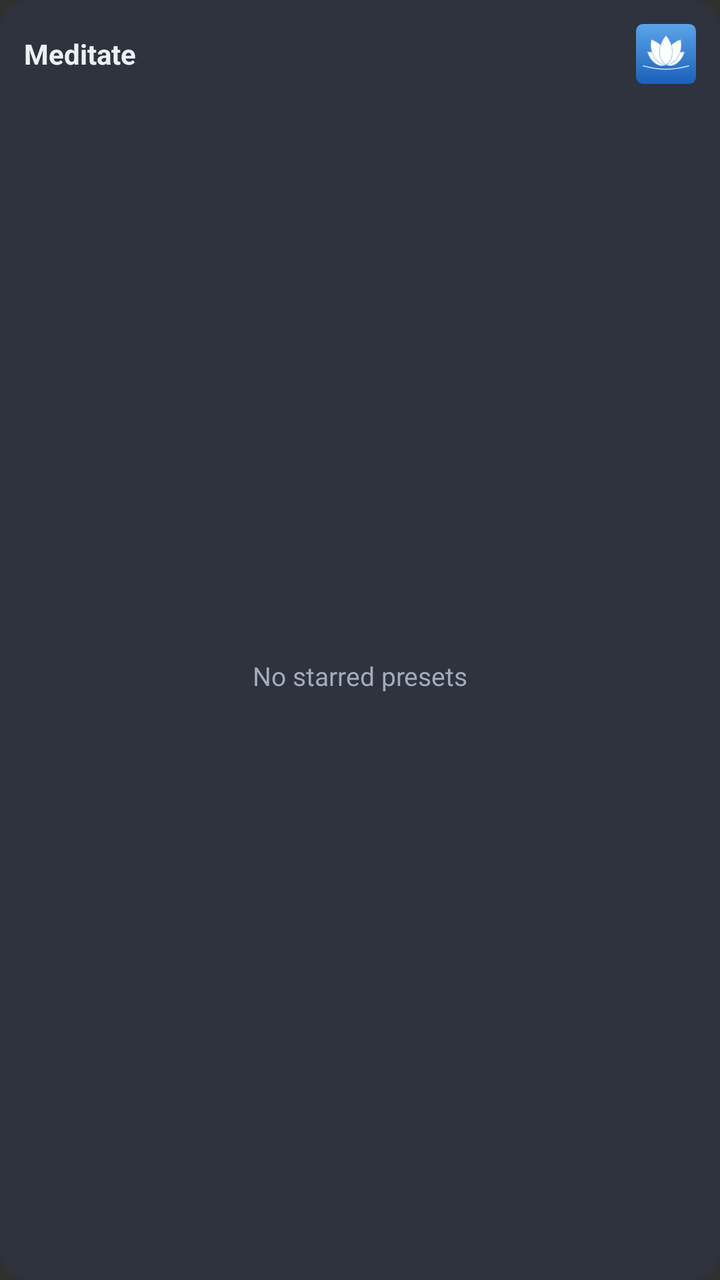
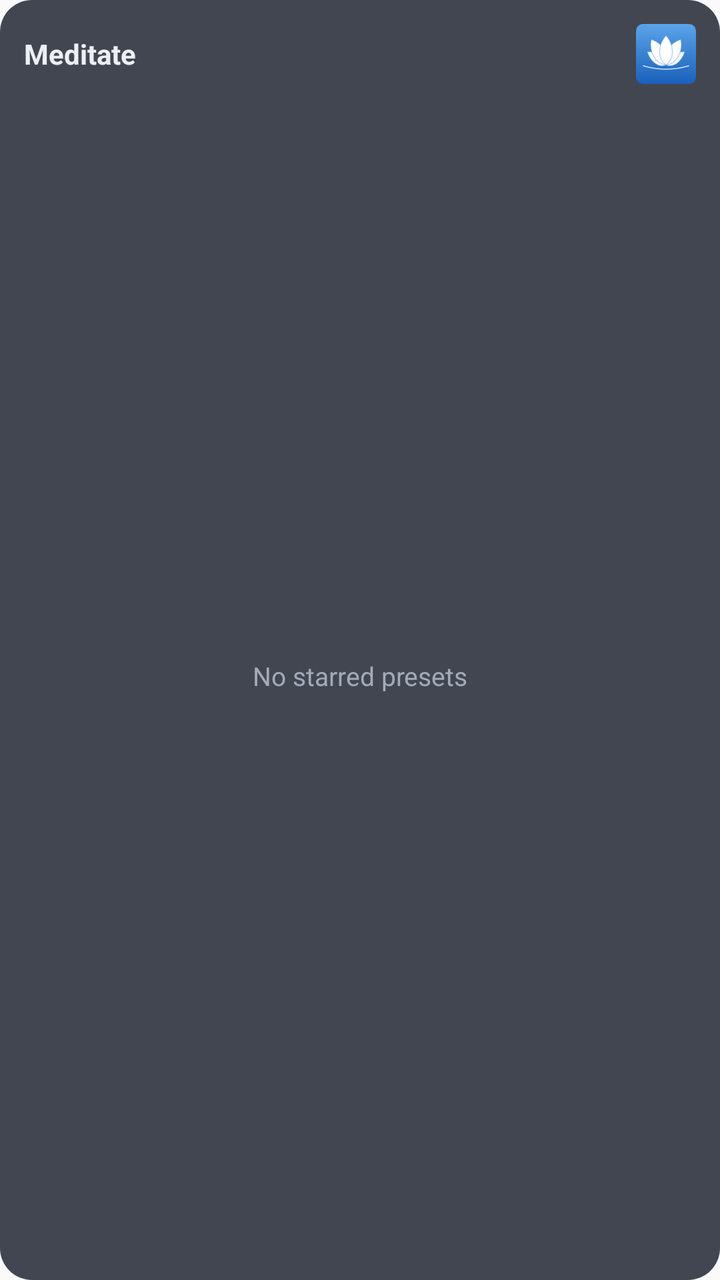

Two renders of the same Android screen: before a commit and after it. Below are the layout's source before the change and the commit's diff.
<!-- AndroidManifest.xml: application theme Theme.Meditate -->
<!-- res/layout/widget_root.xml -->
<?xml version="1.0" encoding="utf-8"?>
<LinearLayout xmlns:android="http://schemas.android.com/apk/res/android"
    android:layout_width="match_parent"
    android:layout_height="match_parent"
    android:orientation="vertical"
    android:background="@drawable/widget_bg"
    android:padding="12dp">

    
    <LinearLayout
        android:layout_width="match_parent"
        android:layout_height="wrap_content"
        android:orientation="horizontal"
        android:gravity="center_vertical"
        android:paddingBottom="6dp">

        <TextView
            android:id="@+id/widget_title"
            android:layout_width="0dp"
            android:layout_height="wrap_content"
            android:layout_weight="1"
            android:text="Meditate"
            android:textColor="@color/widget_fg"
            android:textSize="14sp"
            android:textStyle="bold" />

        <ImageView
            android:id="@+id/widget_lotus"
            android:layout_width="30dp"
            android:layout_height="30dp"
            android:src="@drawable/widget_app_icon"
            android:contentDescription="@null" />

    </LinearLayout>

    <TextView
        android:id="@+id/widget_empty"
        android:layout_width="match_parent"
        android:layout_height="match_parent"
        android:gravity="center"
        android:text="No starred presets"
        android:textColor="@color/widget_fg_muted"
        android:textSize="13sp" />

    
    <ListView
        android:id="@+id/widget_list"
        android:layout_width="match_parent"
        android:layout_height="match_parent"
        android:divider="@android:color/transparent"
        android:dividerHeight="8dp" />

</LinearLayout>
<!-- resources referenced by this layout -->
<resources>
  <color name="widget_fg">#ECEFF4</color>
  <color name="widget_fg_muted">#A3ABB8</color>
  <!-- drawable widget_app_icon (drawable) -->
  <?xml version="1.0" encoding="utf-8"?>
  <layer-list xmlns:android="http://schemas.android.com/apk/res/android">
      <item>
          <shape android:shape="rectangle">
              <gradient
                  android:startColor="#5BA4E8"
                  android:endColor="#1A60BB"
                  android:angle="270" />
              <corners android:radius="9dp" />
          </shape>
      </item>
      
      <item
          android:drawable="@drawable/ic_launcher_foreground"
          android:left="-15dp"
          android:top="-15dp"
          android:right="-15dp"
          android:bottom="-15dp" />
  </layer-list>
  <!-- drawable widget_bg (drawable) -->
  <?xml version="1.0" encoding="utf-8"?>
  <shape xmlns:android="http://schemas.android.com/apk/res/android"
      android:shape="rectangle">
      <solid android:color="@color/widget_bg" />
      <corners android:radius="16dp" />
  </shape>
  <style name="Theme.Meditate" parent="@android:style/Theme.Material.NoActionBar" />
  <!-- drawable ic_launcher_foreground: vector/xml drawable (drawable, 2321 chars, omitted) -->
  <color name="widget_bg">#E62E3440</color>
</resources>

<!-- the commit's change to res/layout/widget_root.xml (unified diff, before → after) -->
@@ -19,7 +19,7 @@
             android:layout_width="0dp"
             android:layout_height="wrap_content"
             android:layout_weight="1"
-            android:text="Meditate"
+            android:text="@string/app_name"
             android:textColor="@color/widget_fg"
             android:textSize="14sp"
             android:textStyle="bold" />
<!-- resource entries referenced after the edit -->
@@ -29,7 +29,8 @@
       <solid android:color="@color/widget_bg" />
       <corners android:radius="16dp" />
   </shape>
-  <style name="Theme.Meditate" parent="@android:style/Theme.Material.NoActionBar" />
+  <string name="app_name">Meditate</string>
+  <style name="Theme.Meditate" parent="@android:style/Theme.Material.Light.NoActionBar" />
   <!-- drawable ic_launcher_foreground: vector/xml drawable (drawable, 2321 chars, omitted) -->
   <color name="widget_bg">#E62E3440</color>
 </resources>
